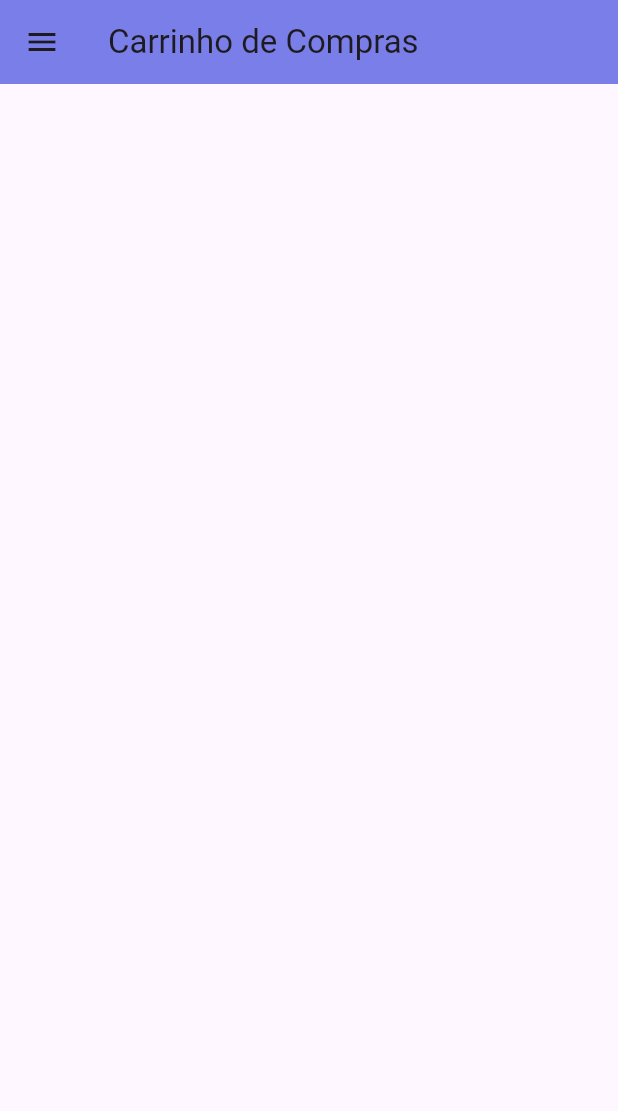
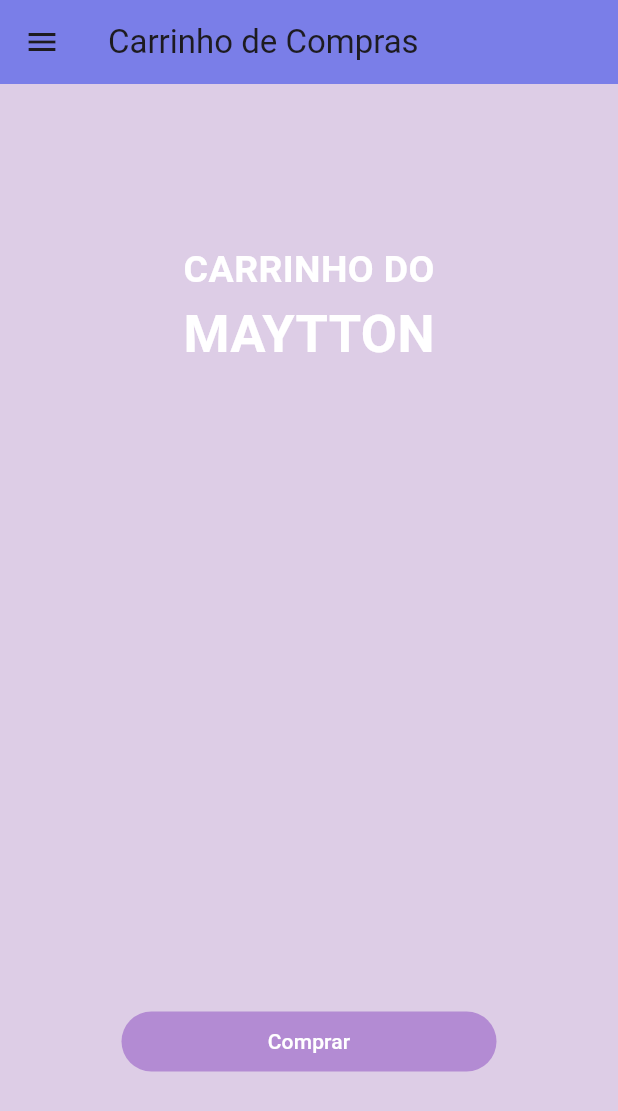
Before and after one commit to maytton/carrinho-de-compras, a Flutter app: the screen it shows after launch, on a phone screen of 412 x 824 dp. Shown: the top 1111 px of the screen. Run offline on Flutter 3.47's test engine with Material 3 defaults, Android fonts, the phone set to English and light mode, and no system bars.

Commit message:
Altrações no design e layout da aba que lista os itens

```diff
--- a/lib/projeto/index.dart
+++ b/lib/projeto/index.dart
@@ -20,6 +20,46 @@ class CarinhoCompras extends StatelessWidget {
             children: ListMenu.get(context),
           ),
         ),
-    );
+        body: Container(
+          color: Color.fromARGB(255, 221, 205, 230),
+          child: Column(
+            mainAxisAlignment: MainAxisAlignment.spaceAround,
+            children: [
+              const Column(
+                children: [
+                  Text(
+                    'CARRINHO DO',
+                    style: TextStyle(
+                      fontWeight: FontWeight.bold,
+                      fontSize: 25,
+                      color: Colors.white,
+                    ),
+                  ),
+                  Text(
+                    'MAYTTON',
+                    style: TextStyle(
+                        fontWeight: FontWeight.bold,
+                        fontSize: 35,
+                        color: Color.fromARGB(255, 255, 255, 255)),
+                  )
+                ],
+              ),
+              Container(),
+              SizedBox(
+                width: 250,
+                child: TextButton(
+                  onPressed: () {},
+                  style: ButtonStyle(
+                      backgroundColor: MaterialStateProperty.all(
+                          Color.fromARGB(255, 179, 139, 211))),
+                  child: const Text(
+                    'Comprar',
+                    style: TextStyle(color: Colors.white),
+                  ),
+                ),
+              )
+            ],
+          ),
+        ));
   }
 }
--- a/lib/widgets/list.dart
+++ b/lib/widgets/list.dart
@@ -38,7 +38,7 @@ class ListMenu {
           );
         },
         child: const Text('Pagamentos'),
-      )
+      ),
     ];
   }
 }
```
Lines whose indentation alone changed are shown as unchanged.
